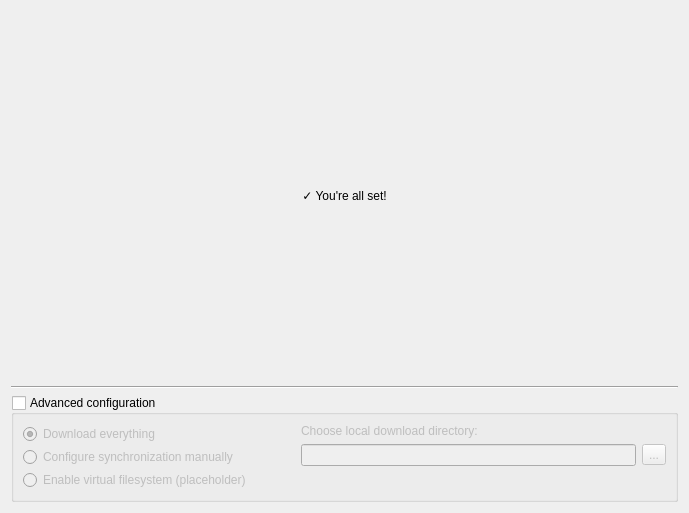
The window that src/gui/newwizard/pages/accountconfiguredwizardpage.ui (nextcloud/desktop) describes before a commit, drawn with Qt 5.
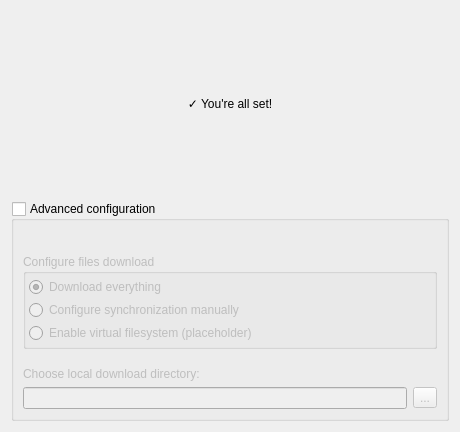
The same window after the commit.

Commit message: Style wizard (#9606)

Patch:
```diff
--- a/src/gui/newwizard/pages/accountconfiguredwizardpage.ui
+++ b/src/gui/newwizard/pages/accountconfiguredwizardpage.ui
@@ -6,8 +6,8 @@
    <rect>
     <x>0</x>
     <y>0</y>
-    <width>689</width>
-    <height>513</height>
+    <width>460</width>
+    <height>432</height>
    </rect>
   </property>
   <property name="windowTitle">
@@ -19,10 +19,13 @@
      <property name="orientation">
       <enum>Qt::Vertical</enum>
      </property>
+     <property name="sizeType">
+      <enum>QSizePolicy::MinimumExpanding</enum>
+     </property>
      <property name="sizeHint" stdset="0">
       <size>
        <width>20</width>
-       <height>40</height>
+       <height>20</height>
       </size>
      </property>
     </spacer>
@@ -42,21 +45,17 @@
      <property name="orientation">
       <enum>Qt::Vertical</enum>
      </property>
+     <property name="sizeType">
+      <enum>QSizePolicy::MinimumExpanding</enum>
+     </property>
      <property name="sizeHint" stdset="0">
       <size>
        <width>20</width>
-       <height>40</height>
+       <height>20</height>
       </size>
      </property>
     </spacer>
    </item>
-   <item>
-    <widget class="Line" name="advancedConfigSeparatorLine">
-     <property name="orientation">
-      <enum>Qt::Horizontal</enum>
-     </property>
-    </widget>
-   </item>
    <item>
     <widget class="QGroupBox" name="advancedConfigGroupBox">
      <property name="enabled">
@@ -80,60 +79,60 @@
      <property name="checked">
       <bool>false</bool>
      </property>
-     <layout class="QHBoxLayout" name="horizontalLayout_2">
+     <layout class="QHBoxLayout" name="horizontalLayout">
       <property name="spacing">
        <number>60</number>
       </property>
+      <property name="leftMargin">
+       <number>0</number>
+      </property>
+      <property name="topMargin">
+       <number>24</number>
+      </property>
+      <property name="rightMargin">
+       <number>0</number>
+      </property>
+      <property name="bottomMargin">
+       <number>0</number>
+      </property>
       <item>
        <widget class="QWidget" name="advancedConfigGroupBoxContentWidget" native="true">
-        <layout class="QHBoxLayout" name="horizontalLayout">
+        <layout class="QVBoxLayout" name="verticalLayout_4">
          <property name="spacing">
-          <number>50</number>
+          <number>18</number>
          </property>
          <property name="leftMargin">
-          <number>0</number>
+          <number>9</number>
          </property>
          <property name="topMargin">
-          <number>0</number>
+          <number>9</number>
          </property>
          <property name="rightMargin">
-          <number>0</number>
+          <number>9</number>
          </property>
          <property name="bottomMargin">
-          <number>0</number>
+          <number>9</number>
          </property>
          <item>
           <widget class="QGroupBox" name="syncModeGroupBox">
-           <property name="sizePolicy">
-            <sizepolicy hsizetype="Preferred" vsizetype="Maximum">
-             <horstretch>0</horstretch>
-             <verstretch>0</verstretch>
-            </sizepolicy>
-           </property>
-           <property name="styleSheet">
-            <string notr="true">QGroupBox {border:0;}</string>
-           </property>
            <property name="title">
-            <string notr="true"/>
-           </property>
-           <property name="flat">
-            <bool>true</bool>
+            <string>Configure files download</string>
            </property>
            <layout class="QVBoxLayout" name="syncModeGroupBoxLayout">
             <property name="spacing">
              <number>3</number>
             </property>
             <property name="leftMargin">
-             <number>0</number>
+             <number>3</number>
             </property>
             <property name="topMargin">
-             <number>0</number>
+             <number>3</number>
             </property>
             <property name="rightMargin">
-             <number>0</number>
+             <number>3</number>
             </property>
             <property name="bottomMargin">
-             <number>0</number>
+             <number>3</number>
             </property>
             <item>
              <widget class="QRadioButton" name="syncEverythingRadioButton">
@@ -216,19 +215,6 @@
               </item>
              </layout>
             </item>
-            <item>
-             <spacer name="verticalSpacer_3">
-              <property name="orientation">
-               <enum>Qt::Vertical</enum>
-              </property>
-              <property name="sizeHint" stdset="0">
-               <size>
-                <width>20</width>
-                <height>1</height>
-               </size>
-              </property>
-             </spacer>
-            </item>
            </layout>
           </widget>
          </item>
```
Left out of the diff: 4 changed lines with no effect on the pictures. The commit also changes 22 other files.
